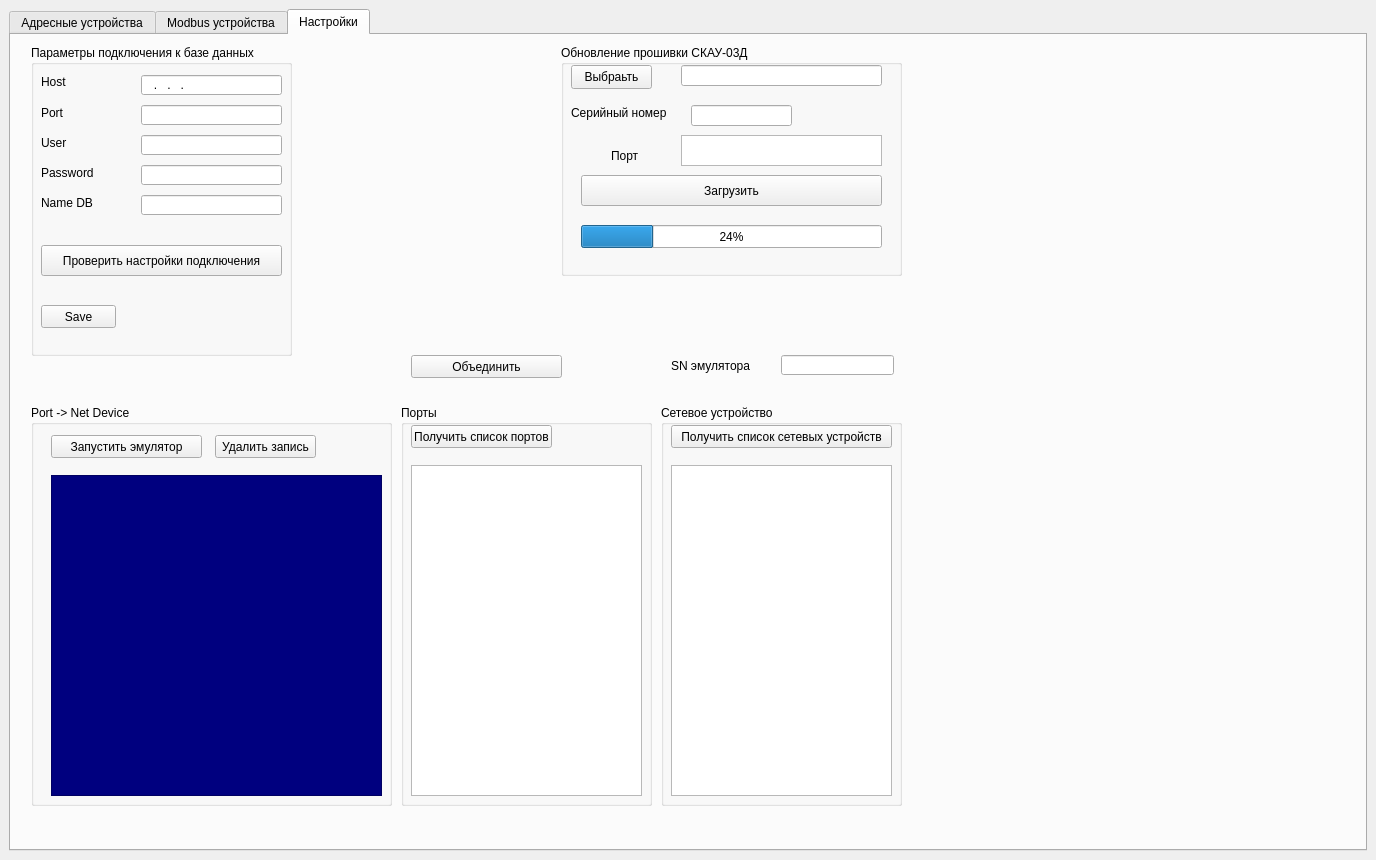
The window that ui/main_win_v10.2.3.ui (Noguzadericshenskiy/emulator_sigma_dev) describes before a commit, drawn with Qt 5.
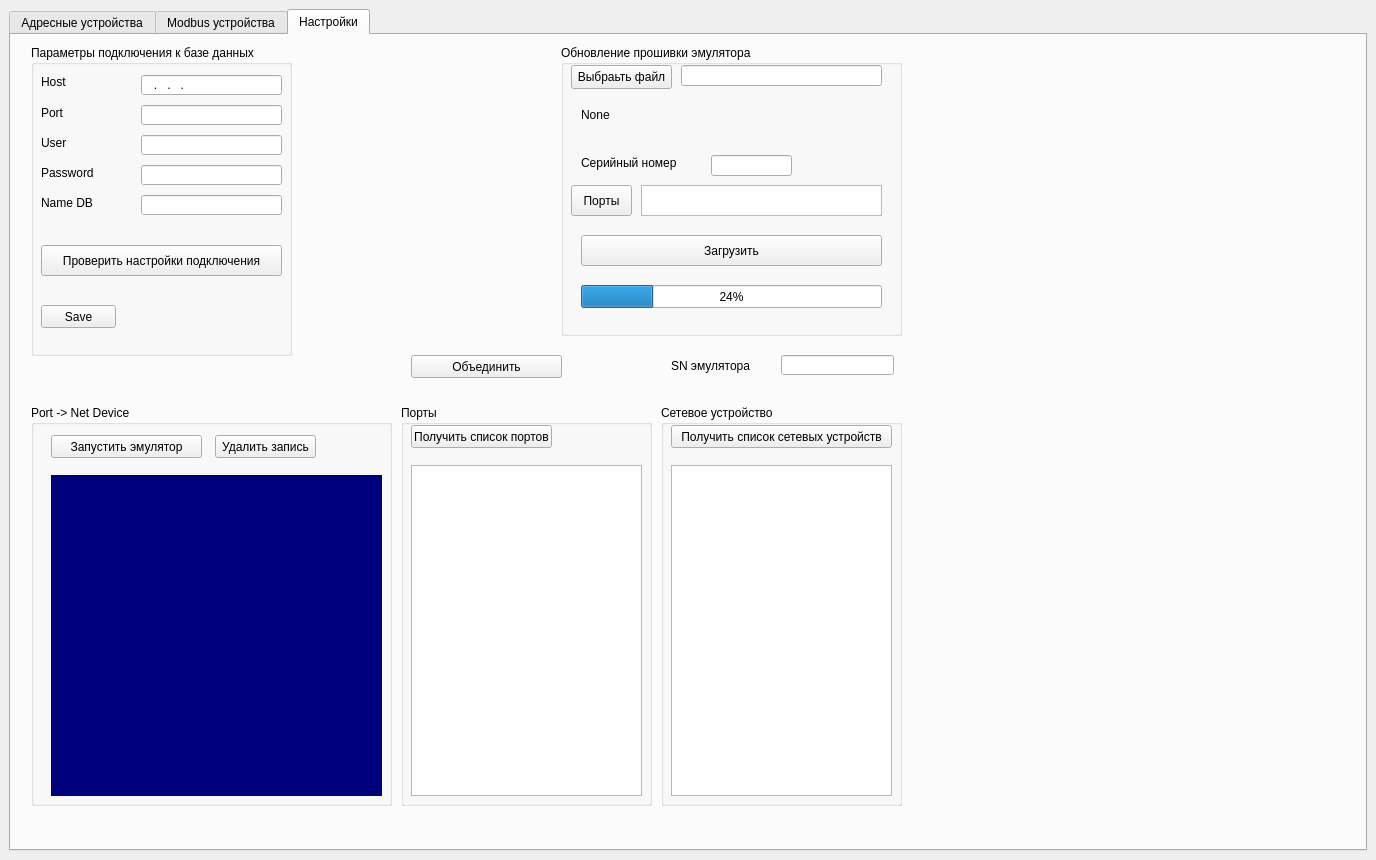
The same window after the commit.

```diff
--- a/ui/main_win_v10.2.3.ui
+++ b/ui/main_win_v10.2.3.ui
@@ -926,17 +926,17 @@
           <x>550</x>
           <y>10</y>
           <width>341</width>
-          <height>231</height>
+          <height>291</height>
          </rect>
         </property>
         <property name="title">
-         <string>Обновление прошивки СКАУ-03Д</string>
+         <string>Обновление прошивки эмулятора</string>
         </property>
         <widget class="QPushButton" name="update_firmware_btn">
          <property name="geometry">
           <rect>
            <x>20</x>
-           <y>130</y>
+           <y>190</y>
            <width>301</width>
            <height>31</height>
           </rect>
@@ -949,7 +949,7 @@
          <property name="geometry">
           <rect>
            <x>20</x>
-           <y>180</y>
+           <y>240</y>
            <width>301</width>
            <height>23</height>
           </rect>
@@ -961,9 +961,9 @@
         <widget class="QLineEdit" name="sn_skau_lineEdit">
          <property name="geometry">
           <rect>
-           <x>130</x>
-           <y>60</y>
-           <width>101</width>
+           <x>150</x>
+           <y>110</y>
+           <width>81</width>
            <height>21</height>
           </rect>
          </property>
@@ -971,8 +971,8 @@
         <widget class="QLabel" name="label_2">
          <property name="geometry">
           <rect>
-           <x>10</x>
-           <y>60</y>
+           <x>20</x>
+           <y>110</y>
            <width>111</width>
            <height>16</height>
           </rect>
@@ -991,25 +991,12 @@
           </rect>
          </property>
         </widget>
-        <widget class="QLabel" name="label_3">
+        <widget class="QListWidget" name="port_loading_listWidget">
          <property name="geometry">
           <rect>
-           <x>50</x>
-           <y>100</y>
-           <width>51</width>
-           <height>21</height>
-          </rect>
-         </property>
-         <property name="text">
-          <string>Порт</string>
-         </property>
-        </widget>
-        <widget class="QListWidget" name="listWidget">
-         <property name="geometry">
-          <rect>
-           <x>120</x>
-           <y>90</y>
-           <width>201</width>
+           <x>80</x>
+           <y>140</y>
+           <width>241</width>
            <height>31</height>
           </rect>
          </property>
@@ -1019,12 +1006,38 @@
           <rect>
            <x>10</x>
            <y>20</y>
-           <width>81</width>
+           <width>101</width>
            <height>24</height>
           </rect>
          </property>
          <property name="text">
-          <string>Выбраьть</string>
+          <string>Выбраьть файл</string>
+         </property>
+        </widget>
+        <widget class="QPushButton" name="port_emul_btn">
+         <property name="geometry">
+          <rect>
+           <x>10</x>
+           <y>140</y>
+           <width>61</width>
+           <height>31</height>
+          </rect>
+         </property>
+         <property name="text">
+          <string>Порты</string>
+         </property>
+        </widget>
+        <widget class="QLabel" name="path_info_lbl">
+         <property name="geometry">
+          <rect>
+           <x>20</x>
+           <y>60</y>
+           <width>301</width>
+           <height>20</height>
+          </rect>
+         </property>
+         <property name="text">
+          <string>None</string>
          </property>
         </widget>
        </widget>
```
Left out of the diff: 2 changed lines with no effect on the pictures.
